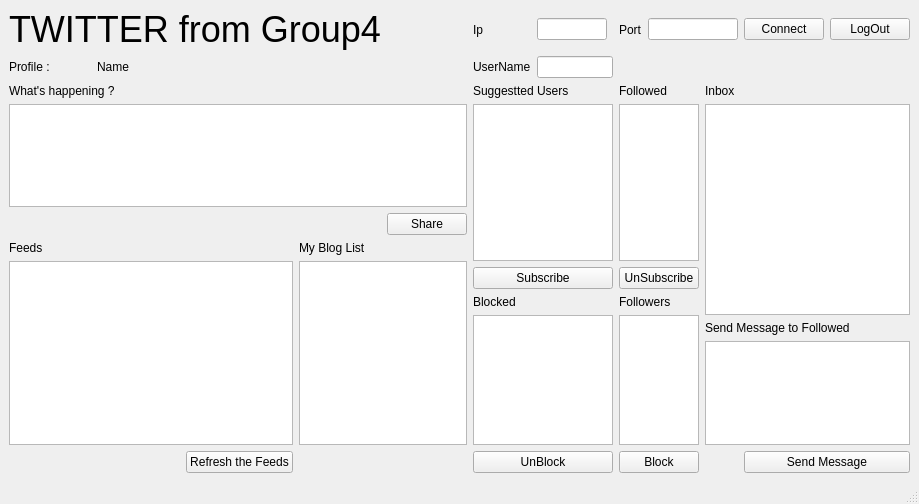
The window that QT5_önyüz/dagitik_proje.ui (orhantombulgsu/dagitik_home) describes before a commit, drawn with Qt 5.
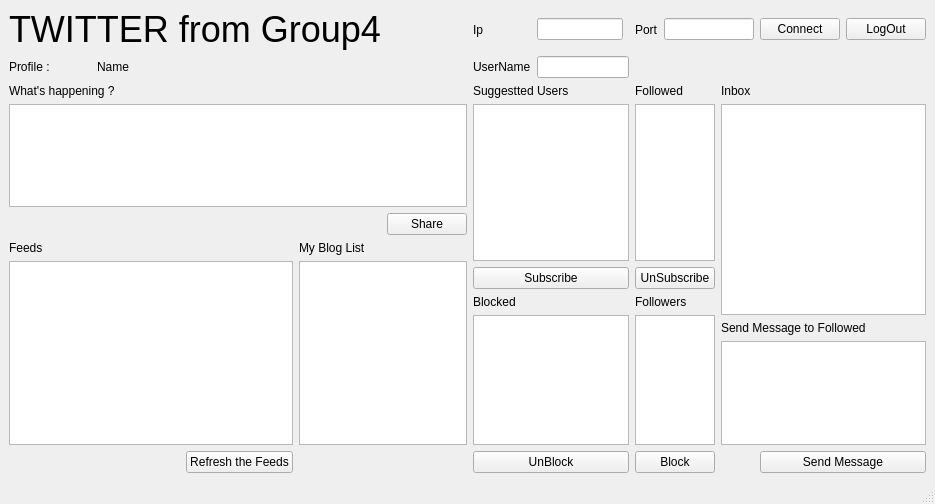
The same window after the commit.

Commit message: ui aracı baglantı deneme 2

```diff
--- a/QT5_önyüz/dagitik_proje.ui
+++ b/QT5_önyüz/dagitik_proje.ui
@@ -6,7 +6,7 @@
    <rect>
     <x>0</x>
     <y>0</y>
-    <width>919</width>
+    <width>935</width>
     <height>504</height>
    </rect>
   </property>
```
Left out of the diff: 2 changed lines with no effect on the pictures. The commit also changes 5 other files.
